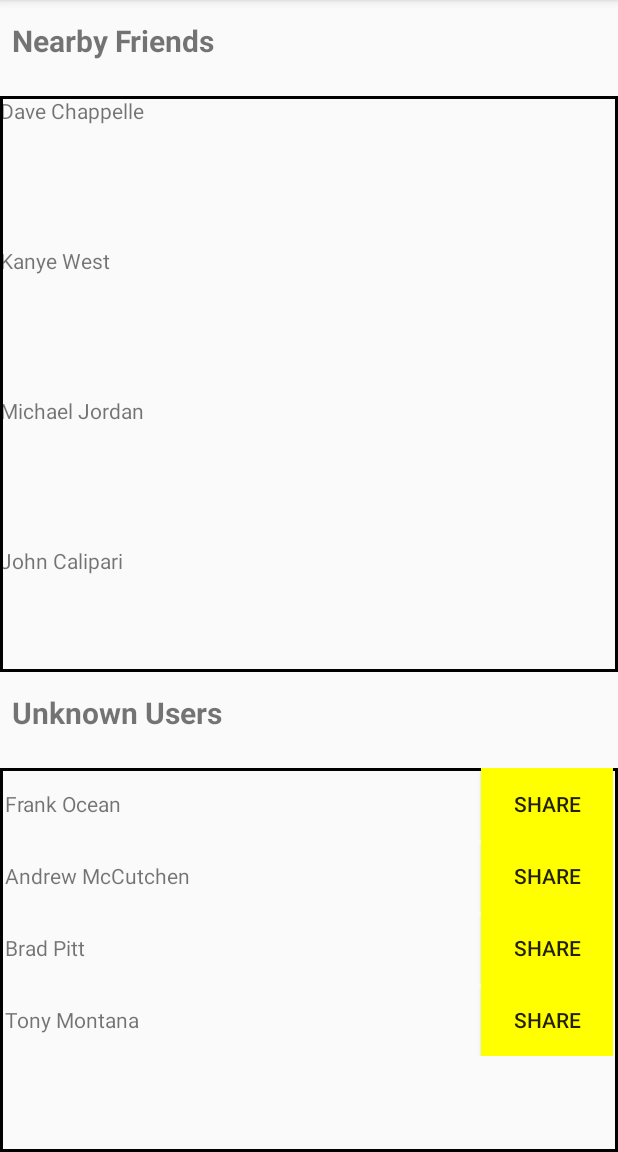
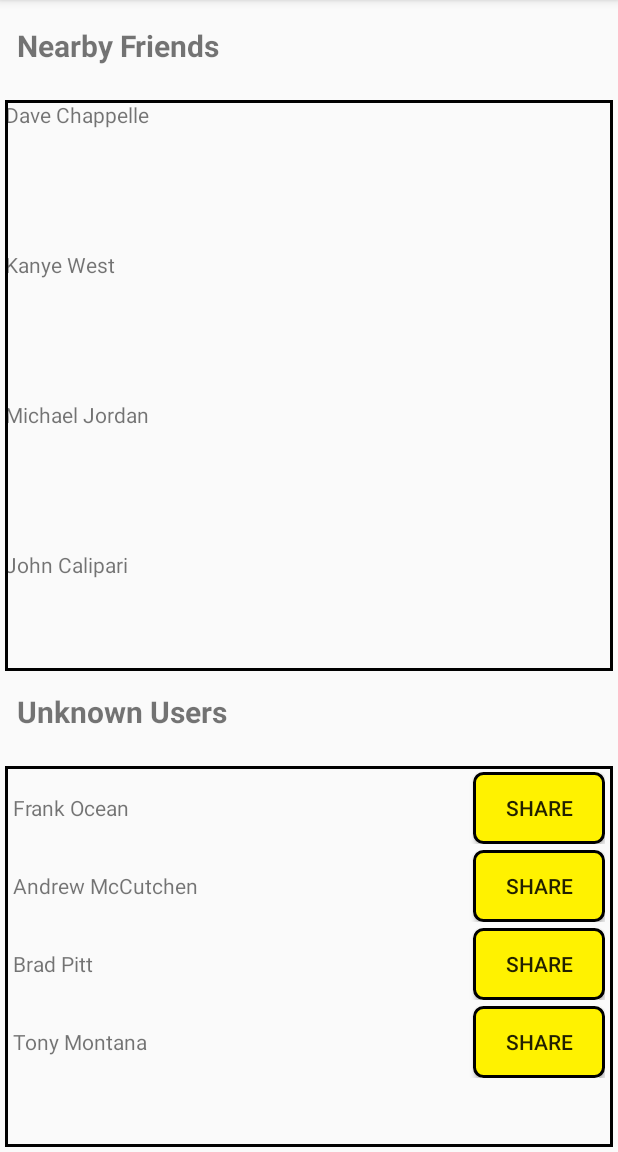
Before and after one commit to Dbrown910/CS1635GroupProject, an Android app: the screen it shows after launch (MainActivity), on a phone screen of 412 x 824 dp, the part 84-1236 px from its top. Run offline under Robolectric (Android 15) with nearby library versions, the light colour scheme and no system bars.

Commit message:
button changes

```diff
--- a/app/src/main/java/cs1635/g8/hello/fhome_Screen.java
+++ b/app/src/main/java/cs1635/g8/hello/fhome_Screen.java
@@ -74,6 +74,7 @@ public class fhome_Screen extends Fragment {
             // Create a LinearLayout element
             LinearLayout row = new LinearLayout(c);
             LinearLayout.LayoutParams params= new LinearLayout.LayoutParams(ViewGroup.LayoutParams.MATCH_PARENT, ViewGroup.LayoutParams.MATCH_PARENT);
+            params.setMargins(3,3,3,3);
             row.setLayoutParams(params);
             row.setOrientation(LinearLayout.HORIZONTAL);
 
@@ -84,7 +85,7 @@ public class fhome_Screen extends Fragment {
             tv.setLayoutParams(params2);
             Button btn = new Button(c);
             btn.setText("Share");
-            btn.setBackgroundColor(Color.YELLOW);
+            btn.setBackgroundResource(R.drawable.sharebtn);
             LinearLayout.LayoutParams params3 = new LinearLayout.LayoutParams(ViewGroup.LayoutParams.WRAP_CONTENT, ViewGroup.LayoutParams.WRAP_CONTENT);
             btn.setLayoutParams(params3);
             row.addView(tv);
--- a/app/src/main/java/cs1635/g8/hello/fuser_profile.java
+++ b/app/src/main/java/cs1635/g8/hello/fuser_profile.java
@@ -110,12 +110,12 @@ public class fuser_profile extends Fragment {
                 ad.show();
             } else {
                 TestFragment fragment = new TestFragment();
-                Bundle args = new Bundle();
+                Intent intent = new Intent(c, MainActivity.class);
 
                 for (int i = 0; i < ll.getChildCount(); i++) {
                     EditText tb = (EditText) ll.getChildAt(i);
                     if (tb instanceof EditText) {
-                        args.putString(tb.getTag().toString(), tb.getText().toString());
+                        intent.putExtra(tb.getTag().toString(), tb.getText().toString());
                     }
                 }
 
--- a/app/src/main/res/drawable/sharebtn.xml
+++ b/app/src/main/res/drawable/sharebtn.xml
@@ -1,5 +1,10 @@
 <?xml version="1.0" encoding="utf-8"?>
-<shape xmlns:android="http://schemas.android.com/apk/res/android" android:shape="rectangle">
-    <stroke android:width="2dp" android:color="#000" />
-    <corners android:radius="6dp" />
-</shape>
+<layer-list xmlns:android="http://schemas.android.com/apk/res/android" >
+    <item>
+        <shape android:shape="rectangle" >
+            <solid android:color="#fff200" />
+            <stroke android:width="2dp" android:color="#000" />
+            <corners android:radius="6dp" />
+        </shape>
+    </item>
+</layer-list>
--- a/app/src/main/res/layout/fragment_fhome_screen.xml
+++ b/app/src/main/res/layout/fragment_fhome_screen.xml
@@ -11,6 +11,7 @@
         android:orientation="vertical"
         android:layout_width="match_parent"
         android:layout_height="match_parent"
+        android:layout_margin="3dp"
         android:weightSum="12">
 
         <TextView
@@ -64,7 +65,9 @@
                 android:layout_height="wrap_content"
                 android:orientation="vertical"
                 android:paddingLeft="3dp"
-                android:paddingRight="3dp"/>
+                android:paddingRight="3dp"
+                android:layout_marginBottom="2dp"
+                android:layout_marginTop="2dp"/>
         </ScrollView>
     </LinearLayout>
 </RelativeLayout>
```
